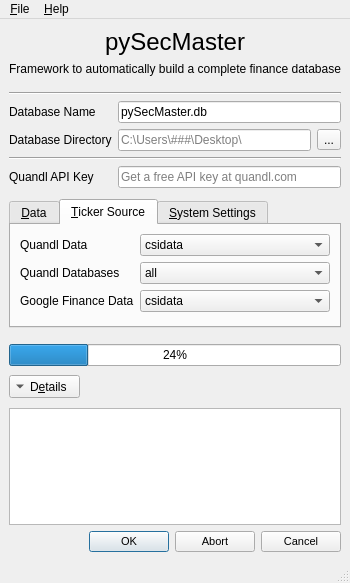
Before: the Qt Designer form pySecMaster/main_gui.ui in camisatx/pySecMaster, drawn with Qt 5.
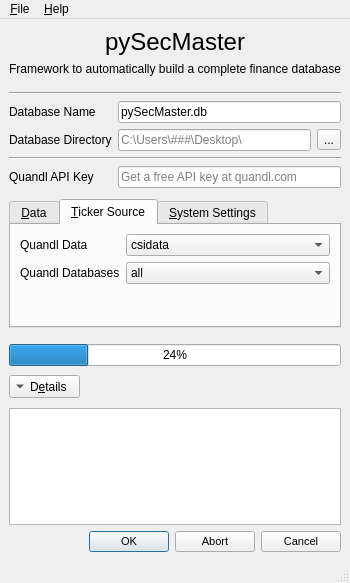
After: the same form once the commit is applied. The open tabs and pages were chosen to show the change. Icons and pictures are not drawn.

Commit message: Remove the combo-box and label for google finance ticker source in main_gui.ui, along with cleaning up the associated code in main_gui.py.

```diff
--- a/pySecMaster/main_gui.ui
+++ b/pySecMaster/main_gui.ui
@@ -378,6 +378,9 @@
         <string>&amp;Ticker Source</string>
        </attribute>
        <layout class="QFormLayout" name="formLayout_2">
+        <property name="fieldGrowthPolicy">
+         <enum>QFormLayout::AllNonFixedFieldsGrow</enum>
+        </property>
         <item row="0" column="0">
          <widget class="QLabel" name="lbl_tickers_quandl">
           <property name="text">
@@ -402,30 +405,6 @@
           </item>
          </widget>
         </item>
-        <item row="2" column="0">
-         <widget class="QLabel" name="lbl_tickers_googfin">
-          <property name="text">
-           <string>Google Finance Data</string>
-          </property>
-         </widget>
-        </item>
-        <item row="2" column="1">
-         <widget class="QComboBox" name="cmb_tickers_googfin">
-          <property name="toolTip">
-           <string>Select the provider of available tickers (CSI Data is better)</string>
-          </property>
-          <item>
-           <property name="text">
-            <string>csidata</string>
-           </property>
-          </item>
-          <item>
-           <property name="text">
-            <string>quandl</string>
-           </property>
-          </item>
-         </widget>
-        </item>
         <item row="1" column="0">
          <widget class="QLabel" name="lbl_tickers_quandl_db">
           <property name="text">
```
Left out of the diff: 3 changed lines with no effect on the pictures. The commit also changes 1 other file.
